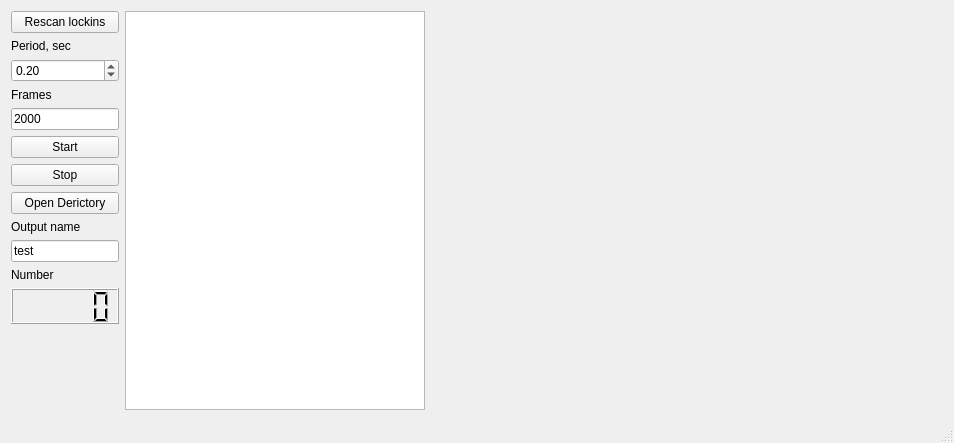
Above: mainwindow.ui from Nikita-Presnov/Qlockin before the change. Below: the same form after it.
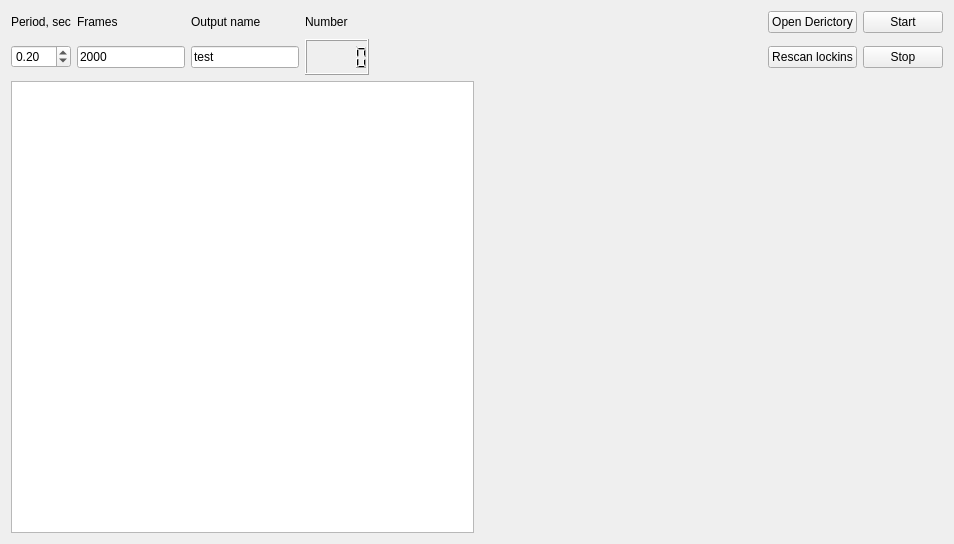
That is the form after the change. Custom widgets are drawn as their Qt base class.

Patch:
```diff
--- a/mainwindow.ui
+++ b/mainwindow.ui
@@ -7,120 +7,17 @@
     <x>0</x>
     <y>0</y>
     <width>954</width>
-    <height>443</height>
+    <height>544</height>
    </rect>
   </property>
   <property name="windowTitle">
    <string>Qlock-in</string>
   </property>
   <widget class="QWidget" name="centralWidget">
-   <layout class="QGridLayout" name="gridLayout">
-    <item row="0" column="1">
-     <widget class="QTextBrowser" name="textBrowser">
-      <property name="sizePolicy">
-       <sizepolicy hsizetype="Fixed" vsizetype="Expanding">
-        <horstretch>0</horstretch>
-        <verstretch>0</verstretch>
-       </sizepolicy>
-      </property>
-      <property name="minimumSize">
-       <size>
-        <width>300</width>
-        <height>0</height>
-       </size>
-      </property>
-      <property name="maximumSize">
-       <size>
-        <width>300</width>
-        <height>16777215</height>
-       </size>
-      </property>
-      <property name="font">
-       <font>
-        <family>Noto Sans Mono</family>
-        <pointsize>14</pointsize>
-       </font>
-      </property>
-      <property name="cursor" stdset="0">
-       <cursorShape>IBeamCursor</cursorShape>
-      </property>
-     </widget>
-    </item>
-    <item row="0" column="2">
-     <layout class="QVBoxLayout" name="verticalLayout">
-      <item>
-       <widget class="QwtPlot" name="qwtPlot_reference_r">
-        <property name="sizePolicy">
-         <sizepolicy hsizetype="Expanding" vsizetype="Expanding">
-          <horstretch>0</horstretch>
-          <verstretch>0</verstretch>
-         </sizepolicy>
-        </property>
-        <property name="canvasBackground">
-         <brush brushstyle="SolidPattern">
-          <color alpha="255">
-           <red>255</red>
-           <green>255</green>
-           <blue>255</blue>
-          </color>
-         </brush>
-        </property>
-       </widget>
-      </item>
-      <item>
-       <widget class="QwtPlot" name="qwtPlot_reference_signal">
-        <property name="sizePolicy">
-         <sizepolicy hsizetype="Expanding" vsizetype="Expanding">
-          <horstretch>0</horstretch>
-          <verstretch>0</verstretch>
-         </sizepolicy>
-        </property>
-        <property name="canvasBackground">
-         <brush brushstyle="SolidPattern">
-          <color alpha="255">
-           <red>255</red>
-           <green>255</green>
-           <blue>255</blue>
-          </color>
-         </brush>
-        </property>
-       </widget>
-      </item>
-     </layout>
-    </item>
-    <item row="0" column="0">
-     <layout class="QVBoxLayout" name="verticalLayout_2">
-      <item>
-       <widget class="QPushButton" name="rescan_button">
-        <property name="text">
-         <string>Rescan lockins</string>
-        </property>
-       </widget>
-      </item>
-      <item>
-       <widget class="QLabel" name="period_label">
-        <property name="sizePolicy">
-         <sizepolicy hsizetype="Minimum" vsizetype="Preferred">
-          <horstretch>0</horstretch>
-          <verstretch>0</verstretch>
-         </sizepolicy>
-        </property>
-        <property name="text">
-         <string>Period, sec</string>
-        </property>
-       </widget>
-      </item>
-      <item>
-       <widget class="QDoubleSpinBox" name="period_value">
-        <property name="singleStep">
-         <double>0.100000000000000</double>
-        </property>
-        <property name="value">
-         <double>0.200000000000000</double>
-        </property>
-       </widget>
-      </item>
-      <item>
+   <layout class="QGridLayout" name="gridLayout_2">
+    <item row="0" column="0" colspan="2">
+     <layout class="QGridLayout" name="gridLayout">
+      <item row="0" column="1">
        <widget class="QLabel" name="label">
         <property name="sizePolicy">
          <sizepolicy hsizetype="Minimum" vsizetype="Preferred">
@@ -133,86 +30,7 @@
         </property>
        </widget>
       </item>
-      <item>
-       <widget class="QLineEdit" name="numer_frame">
-        <property name="sizePolicy">
-         <sizepolicy hsizetype="Fixed" vsizetype="Fixed">
-          <horstretch>0</horstretch>
-          <verstretch>0</verstretch>
-         </sizepolicy>
-        </property>
-        <property name="text">
-         <string>2000</string>
-        </property>
-       </widget>
-      </item>
-      <item>
-       <widget class="QPushButton" name="start_botton">
-        <property name="sizePolicy">
-         <sizepolicy hsizetype="Minimum" vsizetype="Fixed">
-          <horstretch>0</horstretch>
-          <verstretch>0</verstretch>
-         </sizepolicy>
-        </property>
-        <property name="text">
-         <string>Start</string>
-        </property>
-       </widget>
-      </item>
-      <item>
-       <widget class="QPushButton" name="stop_botton">
-        <property name="sizePolicy">
-         <sizepolicy hsizetype="Minimum" vsizetype="Fixed">
-          <horstretch>0</horstretch>
-          <verstretch>0</verstretch>
-         </sizepolicy>
-        </property>
-        <property name="text">
-         <string>Stop</string>
-        </property>
-       </widget>
-      </item>
-      <item>
-       <widget class="QPushButton" name="dir_button">
-        <property name="text">
-         <string>Open Derictory</string>
-        </property>
-       </widget>
-      </item>
-      <item>
-       <widget class="QLabel" name="label_2">
-        <property name="sizePolicy">
-         <sizepolicy hsizetype="Minimum" vsizetype="Preferred">
-          <horstretch>0</horstretch>
-          <verstretch>0</verstretch>
-         </sizepolicy>
-        </property>
-        <property name="text">
-         <string>Output name</string>
-        </property>
-       </widget>
-      </item>
-      <item>
-       <widget class="QLineEdit" name="prename">
-        <property name="sizePolicy">
-         <sizepolicy hsizetype="Minimum" vsizetype="Fixed">
-          <horstretch>0</horstretch>
-          <verstretch>0</verstretch>
-         </sizepolicy>
-        </property>
-        <property name="text">
-         <string>test</string>
-        </property>
-       </widget>
-      </item>
-      <item>
-       <widget class="QLabel" name="label_3">
-        <property name="text">
-         <string>Number</string>
-        </property>
-       </widget>
-      </item>
-      <item>
+      <item row="1" column="3">
        <widget class="QLCDNumber" name="progresslcdNumber">
         <property name="sizePolicy">
          <sizepolicy hsizetype="Minimum" vsizetype="Fixed">
@@ -241,34 +59,177 @@
         </property>
        </widget>
       </item>
-      <item>
-       <spacer name="verticalSpacer">
+      <item row="0" column="0">
+       <widget class="QLabel" name="period_label">
+        <property name="sizePolicy">
+         <sizepolicy hsizetype="Minimum" vsizetype="Preferred">
+          <horstretch>0</horstretch>
+          <verstretch>0</verstretch>
+         </sizepolicy>
+        </property>
+        <property name="text">
+         <string>Period, sec</string>
+        </property>
+       </widget>
+      </item>
+      <item row="0" column="2">
+       <widget class="QLabel" name="label_2">
+        <property name="sizePolicy">
+         <sizepolicy hsizetype="Minimum" vsizetype="Preferred">
+          <horstretch>0</horstretch>
+          <verstretch>0</verstretch>
+         </sizepolicy>
+        </property>
+        <property name="text">
+         <string>Output name</string>
+        </property>
+       </widget>
+      </item>
+      <item row="1" column="0">
+       <widget class="QDoubleSpinBox" name="period_value">
+        <property name="singleStep">
+         <double>0.100000000000000</double>
+        </property>
+        <property name="value">
+         <double>0.200000000000000</double>
+        </property>
+       </widget>
+      </item>
+      <item row="1" column="7">
+       <widget class="QPushButton" name="stop_botton">
+        <property name="sizePolicy">
+         <sizepolicy hsizetype="Minimum" vsizetype="Fixed">
+          <horstretch>0</horstretch>
+          <verstretch>0</verstretch>
+         </sizepolicy>
+        </property>
+        <property name="text">
+         <string>Stop</string>
+        </property>
+       </widget>
+      </item>
+      <item row="0" column="3">
+       <widget class="QLabel" name="label_3">
+        <property name="text">
+         <string>Number</string>
+        </property>
+       </widget>
+      </item>
+      <item row="1" column="1">
+       <widget class="QLineEdit" name="numer_frame">
+        <property name="sizePolicy">
+         <sizepolicy hsizetype="Fixed" vsizetype="Fixed">
+          <horstretch>0</horstretch>
+          <verstretch>0</verstretch>
+         </sizepolicy>
+        </property>
+        <property name="text">
+         <string>2000</string>
+        </property>
+       </widget>
+      </item>
+      <item row="0" column="6">
+       <widget class="QPushButton" name="dir_button">
+        <property name="text">
+         <string>Open Derictory</string>
+        </property>
+       </widget>
+      </item>
+      <item row="0" column="4">
+       <spacer name="horizontalSpacer">
         <property name="orientation">
-         <enum>Qt::Vertical</enum>
+         <enum>Qt::Horizontal</enum>
         </property>
         <property name="sizeHint" stdset="0">
          <size>
-          <width>20</width>
-          <height>40</height>
+          <width>40</width>
+          <height>20</height>
          </size>
         </property>
        </spacer>
       </item>
+      <item row="1" column="2">
+       <widget class="QLineEdit" name="prename">
+        <property name="sizePolicy">
+         <sizepolicy hsizetype="Minimum" vsizetype="Fixed">
+          <horstretch>0</horstretch>
+          <verstretch>0</verstretch>
+         </sizepolicy>
+        </property>
+        <property name="text">
+         <string>test</string>
+        </property>
+       </widget>
+      </item>
+      <item row="0" column="7">
+       <widget class="QPushButton" name="start_botton">
+        <property name="sizePolicy">
+         <sizepolicy hsizetype="Minimum" vsizetype="Fixed">
+          <horstretch>0</horstretch>
+          <verstretch>0</verstretch>
+         </sizepolicy>
+        </property>
+        <property name="text">
+         <string>Start</string>
+        </property>
+       </widget>
+      </item>
+      <item row="1" column="6">
+       <widget class="QPushButton" name="rescan_button">
+        <property name="text">
+         <string>Rescan lockins</string>
+        </property>
+       </widget>
+      </item>
+     </layout>
+    </item>
+    <item row="1" column="0">
+     <widget class="QTableView" name="tableView"/>
+    </item>
+    <item row="1" column="1">
+     <layout class="QVBoxLayout" name="verticalLayout">
+      <item>
+       <widget class="QwtPlot" name="qwtPlot_reference_r">
+        <property name="sizePolicy">
+         <sizepolicy hsizetype="MinimumExpanding" vsizetype="Expanding">
+          <horstretch>0</horstretch>
+          <verstretch>0</verstretch>
+         </sizepolicy>
+        </property>
+        <property name="canvasBackground">
+         <brush brushstyle="SolidPattern">
+          <color alpha="255">
+           <red>255</red>
+           <green>255</green>
+           <blue>255</blue>
+          </color>
+         </brush>
+        </property>
+       </widget>
+      </item>
+      <item>
+       <widget class="QwtPlot" name="qwtPlot_reference_signal">
+        <property name="sizePolicy">
+         <sizepolicy hsizetype="MinimumExpanding" vsizetype="Expanding">
+          <horstretch>0</horstretch>
+          <verstretch>0</verstretch>
+         </sizepolicy>
+        </property>
+        <property name="canvasBackground">
+         <brush brushstyle="SolidPattern">
+          <color alpha="255">
+           <red>255</red>
+           <green>255</green>
+           <blue>255</blue>
+          </color>
+         </brush>
+        </property>
+       </widget>
+      </item>
      </layout>
     </item>
    </layout>
   </widget>
-  <widget class="QMenuBar" name="menuBar">
-   <property name="geometry">
-    <rect>
-     <x>0</x>
-     <y>0</y>
-     <width>954</width>
-     <height>29</height>
-    </rect>
-   </property>
-  </widget>
-  <widget class="QStatusBar" name="statusBar"/>
  </widget>
  <layoutdefault spacing="6" margin="11"/>
  <customwidgets>
```
